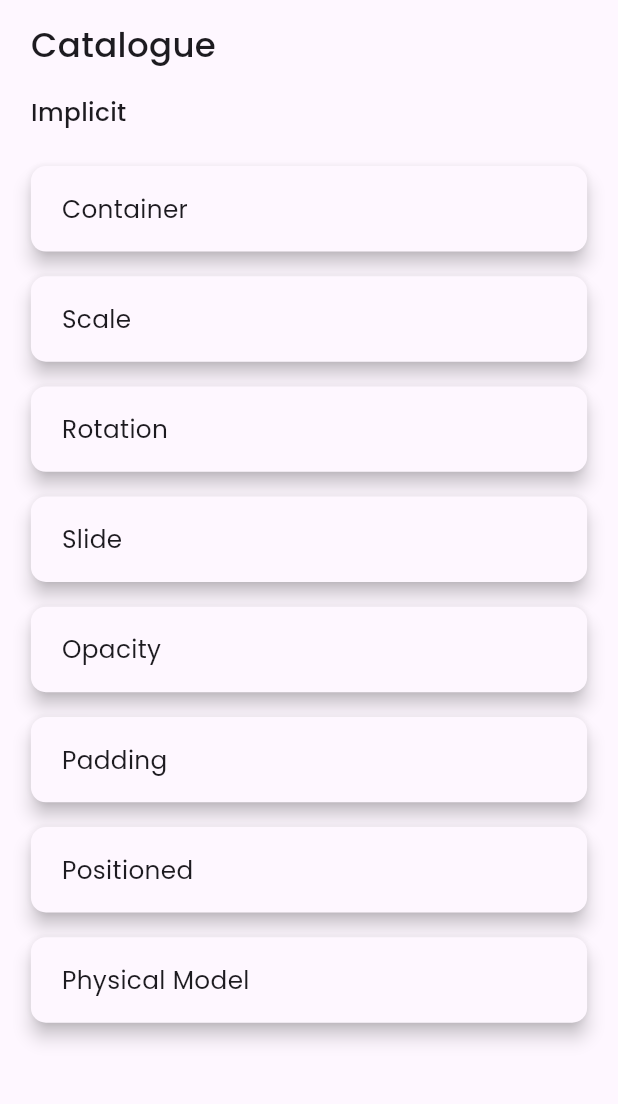
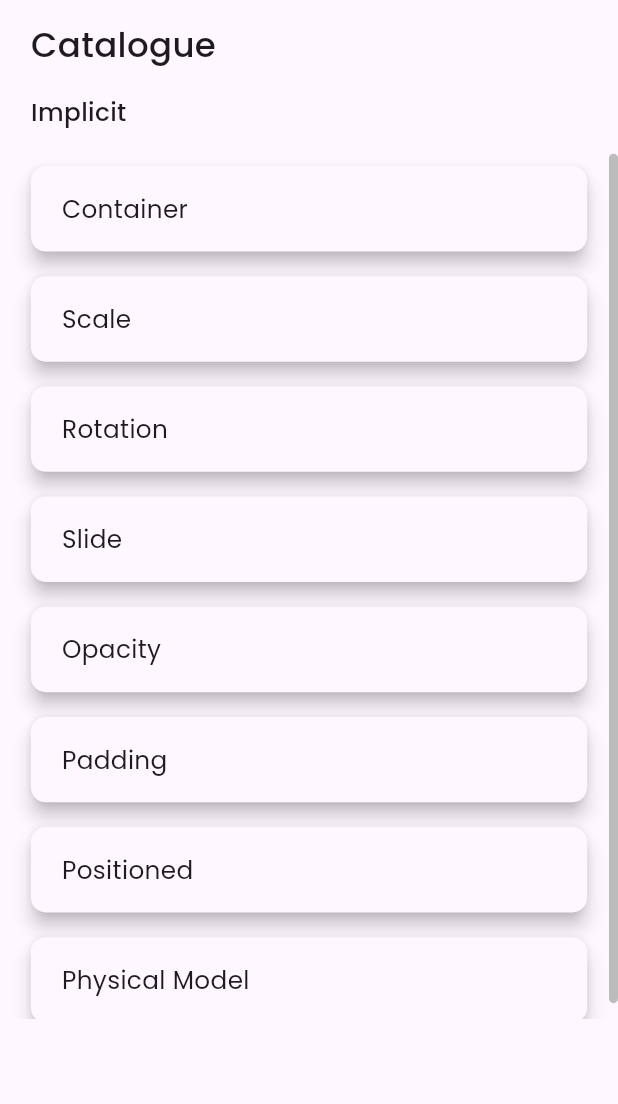
Before and after one commit to bhawesh2002/animotion_gallery, a Flutter app: the screen it shows after launch, on a phone screen of 412 x 824 dp, the part 63-1167 px from its top. Run offline on Flutter 3.47's test engine with Material 3 defaults, Android fonts, the phone set to English and light mode, and no system bars; our stand-ins replace google_fonts.

Commit message:
Fix scrollable catalogue view

```diff
--- a/lib/pages/catalogue.dart
+++ b/lib/pages/catalogue.dart
@@ -21,7 +21,7 @@ class Catalogue extends StatelessWidget {
       "Opacity": const AniOpacityPage(),
       "Padding": const AniPaddingPage(),
       "Positioned": const AniPositionedPage(),
-      "Physical Model": const AniPhysicalModelPage()
+      "Physical Model": const AniPhysicalModelPage(),
     };
     return SafeArea(
       child: Scaffold(
@@ -69,7 +69,14 @@ class Catalogue extends StatelessWidget {
             const SizedBox.square(
               dimension: 16,
             ),
-            ListView.builder(
+            SizedBox(
+              height: MediaQuery.of(context).size.height * 0.7,
+              child: Scrollbar(
+                thumbVisibility: true,
+                thickness: 6,
+                radius: const Radius.circular(50),
+                interactive: true,
+                child: ListView.builder(
                   shrinkWrap: true,
                   itemCount: catalogueEntries.length,
                   itemBuilder: ((context, index) {
@@ -83,6 +90,8 @@ class Catalogue extends StatelessWidget {
                     );
                   }),
                 ),
+              ),
+            ),
           ],
         ),
       ),
```
Lines whose indentation alone changed are shown as unchanged.
